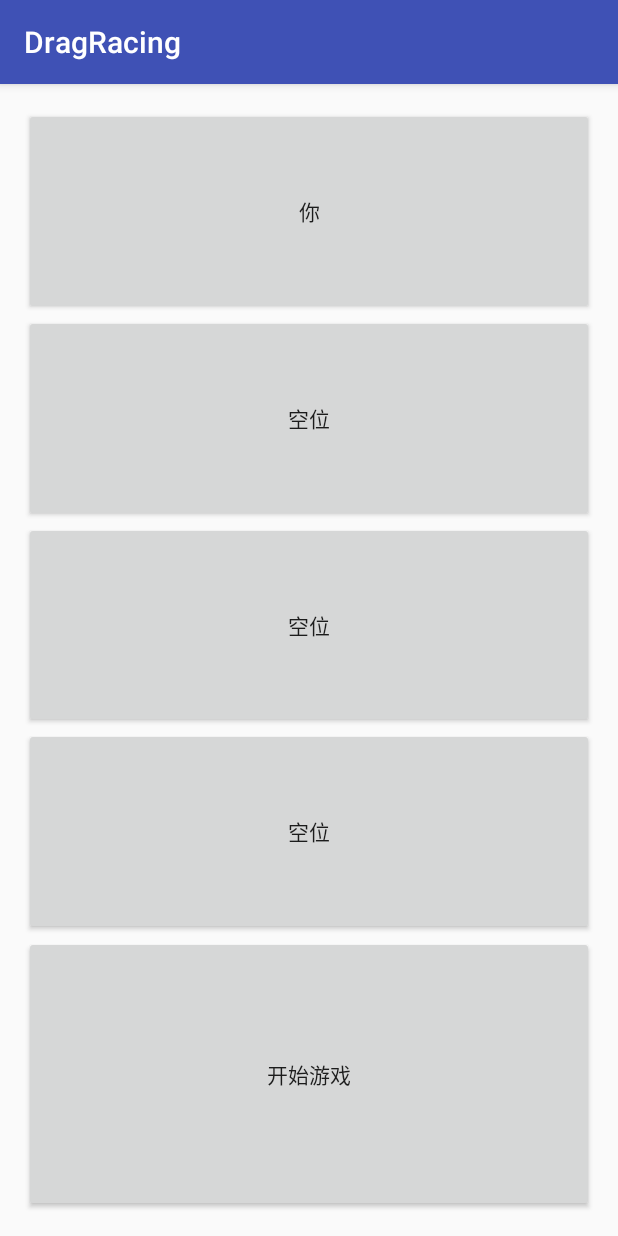
After one commit to Zing22/Android-proj, an Android app: the SRoomActivity screen opened directly, with no data from a screen before it, on a phone screen of 412 x 824 dp. The commit adds this screen. Run offline under Robolectric (Android 15) with nearby library versions, the phone set to English and light mode, and no system bars.

Commit message:
finish android single room UI

```diff
--- /dev/null
+++ b/DragRacing/app/src/main/java/com/dragracing/dragracing/SRoomActivity.java
@@ -0,0 +1,82 @@
+package com.dragracing.dragracing;
+
+import android.content.Intent;
+import android.support.v7.app.AppCompatActivity;
+import android.os.Bundle;
+import android.util.Log;
+import android.view.View;
+import android.widget.Button;
+
+public class SRoomActivity extends AppCompatActivity {
+    final DRSGame.PlayerType[] playerType = new DRSGame.PlayerType[4];
+    int[] btn_names = {R.id.button1_sroom,R.id.button2_sroom,R.id.button3_sroom,R.id.button4_sroom};
+
+    @Override
+    protected void onCreate(Bundle savedInstanceState) {
+        super.onCreate(savedInstanceState);
+        setContentView(R.layout.activity_sroom);
+
+        playerType[0] = DRSGame.PlayerType.PEOPLE;
+        for(int i=1;i<4;++i)
+            playerType[i] = DRSGame.PlayerType.EMPTY;
+
+        for(int i=0;i<4;++i){
+            Button btn = (Button)this.findViewById(btn_names[i]);
+            final int ix = i;
+            btn.setOnClickListener(new View.OnClickListener(){
+                @Override
+                public void onClick(View view){
+                    if(playerType[ix] != DRSGame.PlayerType.EMPTY)
+                        return;
+                    for(int j=0;j<4;++j)
+                        if(playerType[j] == DRSGame.PlayerType.PEOPLE){
+                            playerType[j] = DRSGame.PlayerType.EMPTY;
+                            break;
+                        }
+                    playerType[ix] = DRSGame.PlayerType.PEOPLE;
+
+                    Log.i("SRoomActivity", "JH:select a people");
+
+                    updateBtnText();
+                }
+            });
+            btn.setOnLongClickListener(new View.OnLongClickListener(){
+                @Override
+                public boolean onLongClick(View view){
+                    if(playerType[ix] == DRSGame.PlayerType.EMPTY) {
+                        playerType[ix] = DRSGame.PlayerType.AI;
+                        Log.i("SRoomActivity", "JH:add a ai");
+                    }
+                    else if(playerType[ix] == DRSGame.PlayerType.AI){
+                        playerType[ix] = DRSGame.PlayerType.EMPTY;
+                        Log.i("SRoomActivity", "JH:remove a ai");
+                    }
+
+                    updateBtnText();
+                    return true;
+                }
+            });
+        }
+
+        Button btn_beggame = (Button)this.findViewById(R.id.button_beggame_sroom);
+        btn_beggame.setOnClickListener(new View.OnClickListener() {
+            @Override
+            public void onClick(View view) {
+                Intent intent = new Intent();
+                intent.setClass(SRoomActivity.this, SPlayActivity.class);
+                startActivity(intent);
+            }
+        });
+
+        updateBtnText();
+    }
+
+    void updateBtnText(){
+        for(int i=0;i<4;++i) {
+            Button btn = (Button) this.findViewById(btn_names[i]);
+            if(playerType[i] == DRSGame.PlayerType.EMPTY) btn.setText("空位");
+            else if(playerType[i] == DRSGame.PlayerType.PEOPLE) btn.setText("你");
+            else if(playerType[i] == DRSGame.PlayerType.AI) btn.setText("AI");
+        }
+    }
+}
--- /dev/null
+++ b/DragRacing/app/src/main/res/layout/activity_sroom.xml
@@ -0,0 +1,61 @@
+<?xml version="1.0" encoding="utf-8"?>
+<RelativeLayout xmlns:android="http://schemas.android.com/apk/res/android"
+    xmlns:tools="http://schemas.android.com/tools"
+    android:id="@+id/activity_sroom"
+    android:layout_width="match_parent"
+    android:layout_height="match_parent"
+    android:paddingBottom="@dimen/activity_vertical_margin"
+    android:paddingLeft="@dimen/activity_horizontal_margin"
+    android:paddingRight="@dimen/activity_horizontal_margin"
+    android:paddingTop="@dimen/activity_vertical_margin"
+    tools:context="com.dragracing.dragracing.SRoomActivity">
+
+    <LinearLayout
+        android:orientation="vertical"
+        android:layout_width="match_parent"
+        android:layout_height="match_parent">
+
+        <LinearLayout
+            android:orientation="vertical"
+            android:layout_width="match_parent"
+            android:layout_height="0dp"
+            android:layout_weight="0.6">
+
+            <Button
+                android:text="你2"
+                android:layout_width="match_parent"
+                android:layout_height="0dp"
+                android:layout_weight="0.1"
+                android:id="@+id/button1_sroom" />
+
+            <Button
+                android:text="空位2"
+                android:layout_width="match_parent"
+                android:layout_height="0dp"
+                android:layout_weight="0.1"
+                android:id="@+id/button2_sroom" />
+
+            <Button
+                android:text="空位2"
+                android:layout_width="match_parent"
+                android:layout_height="0dp"
+                android:layout_weight="0.1"
+                android:id="@+id/button3_sroom" />
+
+            <Button
+                android:text="空位2"
+                android:layout_width="match_parent"
+                android:layout_height="0dp"
+                android:layout_weight="0.1"
+                android:id="@+id/button4_sroom" />
+        </LinearLayout>
+
+        <Button
+            android:text="开始游戏"
+            android:layout_width="match_parent"
+            android:layout_height="0dp"
+            android:layout_weight="0.2"
+            android:id="@+id/button_beggame_sroom" />
+    </LinearLayout>
+
+</RelativeLayout>
```
Also changed, not shown: DragRacing/app/src/main/AndroidManifest.xml (+4 -3 lines), DragRacing/app/src/main/java/com/dragracing/dragracing/MainActivity.java (+10 -0 lines), DragRacing/app/src/main/java/com/dragracing/dragracing/SPlayActivity.java (added, +13 -0 lines), DragRacing/app/src/main/res/layout/activity_splay.xml (added, +13 -0 lines).
